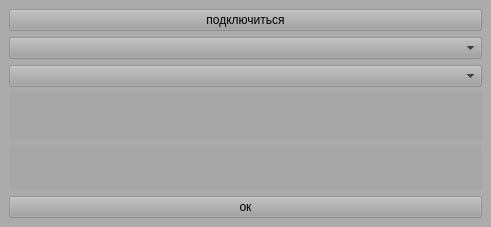
Suslik2005/new_modbus_aicontrol-project, file main_window.ui: the form before one commit.
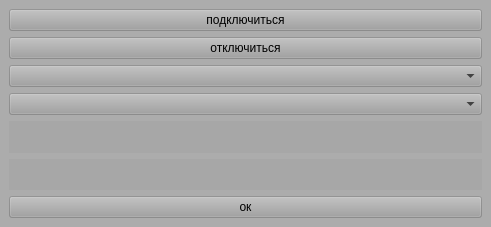
The form after the commit.

```diff
--- a/main_window.ui
+++ b/main_window.ui
@@ -27,6 +27,13 @@
         </property>
        </widget>
       </item>
+      <item>
+       <widget class="QPushButton" name="pushButton_3">
+        <property name="text">
+         <string>отключиться</string>
+        </property>
+       </widget>
+      </item>
       <item>
        <widget class="QComboBox" name="comboBox">
         <property name="mouseTracking">
```
